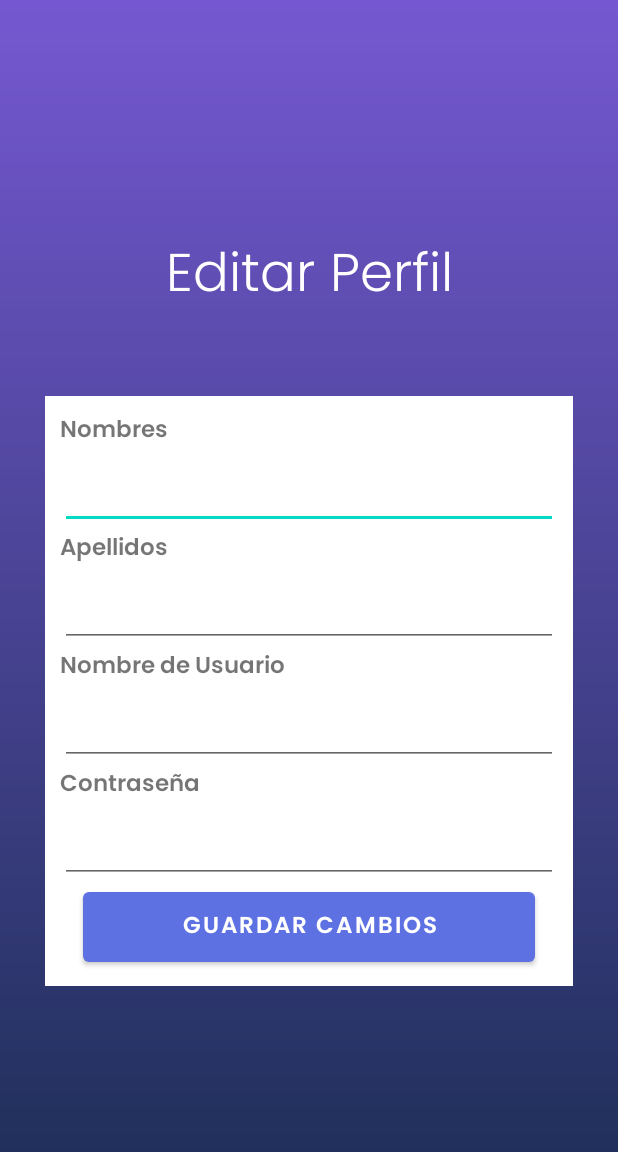
After one commit to SergioAvalosH/Citas-Medicas, an Android app: the layout activity_edit_profile_manager.xml on its own in the app's theme, with its tools: preview values and no code run, on a phone screen of 412 x 824 dp. The commit adds this screen. Shown: the top 1152 px of the screen. Run offline under Robolectric (Android 15) with nearby library versions, the phone set to English and light mode, and no system bars.

Commit message:
Some changes

```diff
--- /dev/null
+++ b/app/src/main/res/layout/activity_edit_profile_manager.xml
@@ -0,0 +1,137 @@
+<?xml version="1.0" encoding="utf-8"?>
+<androidx.constraintlayout.widget.ConstraintLayout xmlns:android="http://schemas.android.com/apk/res/android"
+    xmlns:app="http://schemas.android.com/apk/res-auto"
+    xmlns:tools="http://schemas.android.com/tools"
+    android:layout_width="match_parent"
+    android:layout_height="match_parent"
+    android:id="@+id/menu_managmentProfiles"
+    android:background="@drawable/backgound_gradient"
+    tools:context=".view.ui.activity.EditProfileManager">
+
+    <ScrollView
+        android:layout_width="match_parent"
+        android:layout_height="match_parent"
+        tools:ignore="UselessParent">
+
+        <LinearLayout
+            android:layout_width="match_parent"
+            android:layout_height="wrap_content"
+            android:layout_gravity="center"
+            android:layout_marginLeft="10dp"
+            android:layout_marginRight="10dp"
+            android:paddingLeft="20dp"
+            android:paddingRight="20dp"
+            android:orientation="vertical"
+            android:paddingBottom="10dp">
+
+            <TextView
+                android:layout_width="match_parent"
+                android:layout_height="wrap_content"
+                android:layout_marginBottom="50dp"
+                android:fontFamily="@font/poppins_light"
+                android:gravity="center_horizontal"
+                android:text="@string/title_menu_profiles"
+                android:textAlignment="center"
+                android:textColor="@color/white"
+                android:textSize="35sp" />
+
+            <LinearLayout
+                android:layout_width="match_parent"
+                android:layout_height="wrap_content"
+                android:layout_gravity="center"
+                android:background="@color/white"
+                android:padding="10dp"
+                android:orientation="vertical">
+
+                <TextView
+                    android:layout_width="match_parent"
+                    android:layout_height="wrap_content"
+                    android:textStyle="bold"
+                    android:fontFamily="@font/poppins_semibold"
+                    android:text="@string/lbl_names"
+                    android:textSize="15sp" />
+
+                <EditText
+                    android:id="@+id/tv_name_manager"
+                    android:layout_width="match_parent"
+                    android:layout_height="wrap_content"
+                    android:ems="10"
+                    android:textStyle="bold"
+                    android:fontFamily="@font/poppins_semibold"
+                    android:inputType="text"
+                    tools:ignore="Autofill,LabelFor" />
+
+                <TextView
+                    android:layout_width="match_parent"
+                    android:layout_height="wrap_content"
+                    android:textStyle="bold"
+                    android:fontFamily="@font/poppins_semibold"
+                    android:text="@string/lbl_lastname"
+                    android:textSize="15sp" />
+
+                <EditText
+                    android:id="@+id/tv_lastName_manager"
+                    android:layout_width="match_parent"
+                    android:layout_height="wrap_content"
+                    android:ems="10"
+                    android:textStyle="bold"
+                    android:fontFamily="@font/poppins_semibold"
+                    android:inputType="text"
+                    tools:ignore="Autofill,LabelFor" />
+
+                <TextView
+                    android:layout_width="match_parent"
+                    android:layout_height="wrap_content"
+                    android:textStyle="bold"
+                    android:fontFamily="@font/poppins_semibold"
+                    android:text="@string/lbl_username"
+                    android:textSize="15sp" />
+
+                <EditText
+                    android:id="@+id/tv_username_manager"
+                    android:layout_width="match_parent"
+                    android:layout_height="wrap_content"
+                    android:ems="10"
+                    android:textStyle="bold"
+                    android:fontFamily="@font/poppins_semibold"
+                    android:inputType="text"
+                    tools:ignore="Autofill,LabelFor" />
+
+                <TextView
+                    android:layout_width="match_parent"
+                    android:layout_height="wrap_content"
+                    android:textStyle="bold"
+                    android:fontFamily="@font/poppins_semibold"
+                    android:text="@string/lbl_password"
+                    android:textSize="15sp" />
+
+                <EditText
+                    android:id="@+id/tv_password_manager"
+                    android:layout_width="match_parent"
+                    android:layout_height="wrap_content"
+                    android:ems="10"
+                    android:textStyle="bold"
+                    android:fontFamily="@font/poppins_semibold"
+                    android:inputType="textPassword"
+                    tools:ignore="Autofill,LabelFor" />
+
+                <Button
+                    android:layout_width="match_parent"
+                    android:layout_height="wrap_content"
+                    android:layout_marginStart="15dp"
+                    android:layout_marginEnd="15dp"
+                    android:fontFamily="@font/poppins_semibold"
+                    android:paddingTop="10dp"
+                    android:paddingBottom="10dp"
+                    android:text="@string/lbl_btn_save_changes"
+                    android:textSize="15sp"
+                    app:backgroundTint="#5E71E3"
+                    tools:ignore="ButtonStyle,RtlHardcoded" />
+
+            </LinearLayout>
+
+        </LinearLayout>
+
+    </ScrollView>
+
+</androidx.constraintlayout.widget.ConstraintLayout>
```
Also changed, not shown: app/src/main/java/com/recyclerview/app_citas_medicas/view/ui/activity/AdminMenu.kt (added, +15 -0 lines), app/src/main/java/com/recyclerview/app_citas_medicas/view/ui/activity/EditProfileManager.kt (added, +12 -0 lines), app/src/main/java/com/recyclerview/app_citas_medicas/view/ui/activity/MainActivity.kt (+2 -7 lines), app/src/main/java/com/recyclerview/app_citas_medicas/view/ui/fragments/AdminMenu.kt (deleted, +0 -71 lines), app/src/main/java/com/recyclerview/app_citas_medicas/view/ui/fragments/GestionPerfiles.kt (deleted, +0 -60 lines), app/src/main/res/layout/activity_admin_menu.xml (added, +94 -0 lines), app/src/main/res/layout/fragment_admin_menu.xml (deleted, +0 -94 lines), app/src/main/res/layout/fragment_gestion_perfiles.xml (deleted, +0 -137 lines), app/src/main/res/navigation/navigation_app.xml (deleted, +0 -34 lines), 1 other file.
